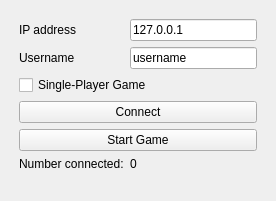
The window that src/client/lobbywindow.ui (dc2011/td) describes before a commit, drawn with Qt 5.
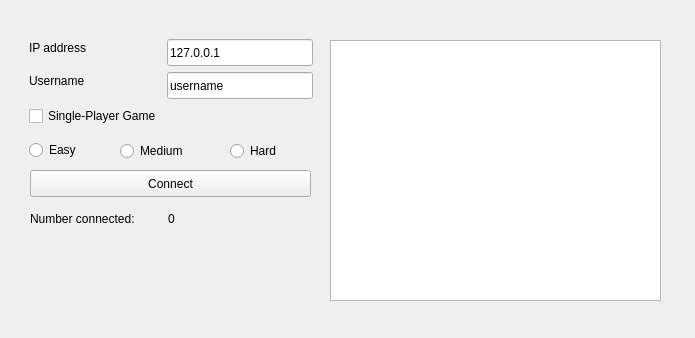
The same window after the commit.

```diff
--- a/src/client/lobbywindow.ui
+++ b/src/client/lobbywindow.ui
@@ -6,86 +6,167 @@
    <rect>
     <x>0</x>
     <y>0</y>
-    <width>276</width>
-    <height>201</height>
+    <width>695</width>
+    <height>338</height>
    </rect>
   </property>
   <property name="windowTitle">
    <string>Tower Defense</string>
   </property>
   <widget class="QWidget" name="centralwidget">
-   <layout class="QHBoxLayout" name="horizontalLayout">
-    <item>
-     <layout class="QFormLayout" name="formLayout">
-      <property name="margin">
-       <number>10</number>
-      </property>
-      <item row="0" column="0">
-       <widget class="QLabel" name="lblAddress">
-        <property name="text">
-         <string>IP address</string>
-        </property>
-       </widget>
-      </item>
-      <item row="0" column="1">
-       <widget class="QLineEdit" name="txtAddress">
+   <widget class="QListWidget" name="mapsList">
+    <property name="geometry">
+     <rect>
+      <x>330</x>
+      <y>40</y>
+      <width>331</width>
+      <height>261</height>
+     </rect>
+    </property>
+   </widget>
+   <widget class="QRadioButton" name="easyBtn">
+    <property name="geometry">
+     <rect>
+      <x>29</x>
+      <y>139</y>
+      <width>62</width>
+      <height>22</height>
+     </rect>
+    </property>
         <property name="text">
-         <string>127.0.0.1</string>
-        </property>
-       </widget>
-      </item>
-      <item row="1" column="0">
-       <widget class="QLabel" name="lblUsername">
+     <string>Easy</string>
+    </property>
+   </widget>
+   <widget class="QRadioButton" name="mediumBtn">
+    <property name="geometry">
+     <rect>
+      <x>120</x>
+      <y>140</y>
+      <width>85</width>
+      <height>22</height>
+     </rect>
+    </property>
         <property name="text">
-         <string>Username</string>
-        </property>
-       </widget>
-      </item>
-      <item row="1" column="1">
+     <string>Medium</string>
+    </property>
+   </widget>
        <widget class="QLineEdit" name="txtUsername">
+    <property name="geometry">
+     <rect>
+      <x>167</x>
+      <y>72</y>
+      <width>146</width>
+      <height>27</height>
+     </rect>
+    </property>
         <property name="text">
          <string>username</string>
         </property>
        </widget>
-      </item>
-      <item row="5" column="1">
        <widget class="QLabel" name="lblDisplayCount">
+    <property name="geometry">
+     <rect>
+      <x>168</x>
+      <y>210</y>
+      <width>16</width>
+      <height>17</height>
+     </rect>
+    </property>
         <property name="text">
          <string>0</string>
         </property>
        </widget>
-      </item>
-      <item row="5" column="0">
        <widget class="QLabel" name="lblCount">
+    <property name="geometry">
+     <rect>
+      <x>30</x>
+      <y>210</y>
+      <width>132</width>
+      <height>17</height>
+     </rect>
+    </property>
         <property name="text">
          <string>Number connected:</string>
         </property>
        </widget>
-      </item>
-      <item row="2" column="0" colspan="2">
        <widget class="QCheckBox" name="chkSingleplayer">
+    <property name="geometry">
+     <rect>
+      <x>29</x>
+      <y>105</y>
+      <width>160</width>
+      <height>22</height>
+     </rect>
+    </property>
         <property name="text">
          <string>Single-Player Game</string>
         </property>
        </widget>
-      </item>
-      <item row="3" column="0" colspan="2">
        <widget class="QPushButton" name="btnConnect">
+    <property name="geometry">
+     <rect>
+      <x>30</x>
+      <y>170</y>
+      <width>281</width>
+      <height>27</height>
+     </rect>
+    </property>
         <property name="text">
          <string>Connect</string>
         </property>
        </widget>
-      </item>
-      <item row="4" column="0" colspan="2">
-       <widget class="QPushButton" name="btnStart">
+   <widget class="QLabel" name="lblAddress">
+    <property name="geometry">
+     <rect>
+      <x>29</x>
+      <y>39</y>
+      <width>70</width>
+      <height>17</height>
+     </rect>
+    </property>
         <property name="text">
-         <string>Start Game</string>
-        </property>
-       </widget>
-      </item>
-     </layout>
-    </item>
-   </layout>
+     <string>IP address</string>
+    </property>
+   </widget>
+   <widget class="QLineEdit" name="txtAddress">
+    <property name="geometry">
+     <rect>
+      <x>167</x>
+      <y>39</y>
+      <width>146</width>
+      <height>27</height>
+     </rect>
+    </property>
+    <property name="text">
+     <string>127.0.0.1</string>
+    </property>
+   </widget>
+   <widget class="QLabel" name="lblUsername">
+    <property name="geometry">
+     <rect>
+      <x>29</x>
+      <y>72</y>
+      <width>69</width>
+      <height>17</height>
+     </rect>
+    </property>
+    <property name="text">
+     <string>Username</string>
+    </property>
+   </widget>
+   <widget class="QRadioButton" name="hardBtn">
+    <property name="geometry">
+     <rect>
+      <x>230</x>
+      <y>140</y>
+      <width>63</width>
+      <height>22</height>
+     </rect>
+    </property>
+    <property name="text">
+     <string>Hard</string>
+    </property>
+   </widget>
   </widget>
  </widget>
  <resources/>
```
Left out of the diff: 1 changed line with no effect on the pictures. Lines whose indentation alone changed are shown as unchanged.
